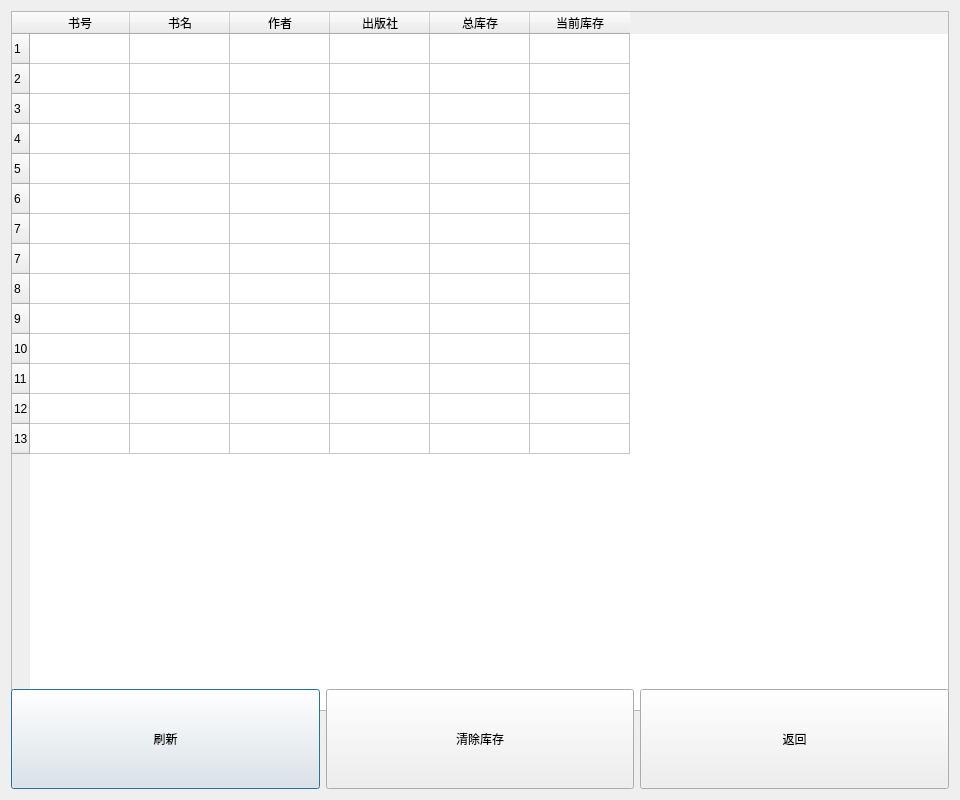
First picture: the form in managebooks.ui, repository banlanzs/317LibrarySystem, before the edit.
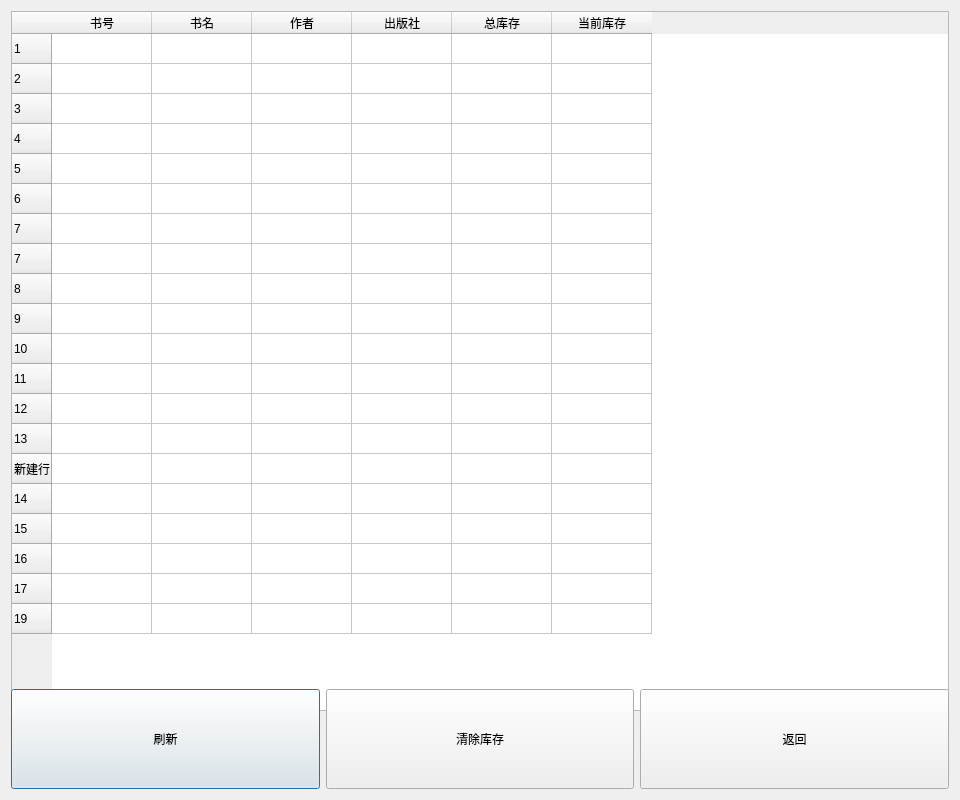
Second picture: the form after the edit. Icons and pictures are not drawn.

What changed in the file:
```diff
--- a/managebooks.ui
+++ b/managebooks.ui
@@ -110,6 +110,36 @@
        <string>13</string>
       </property>
      </row>
+     <row>
+      <property name="text">
+       <string>新建行</string>
+      </property>
+     </row>
+     <row>
+      <property name="text">
+       <string>14</string>
+      </property>
+     </row>
+     <row>
+      <property name="text">
+       <string>15</string>
+      </property>
+     </row>
+     <row>
+      <property name="text">
+       <string>16</string>
+      </property>
+     </row>
+     <row>
+      <property name="text">
+       <string>17</string>
+      </property>
+     </row>
+     <row>
+      <property name="text">
+       <string>19</string>
+      </property>
+     </row>
      <column>
       <property name="text">
        <string>书号</string>
```
